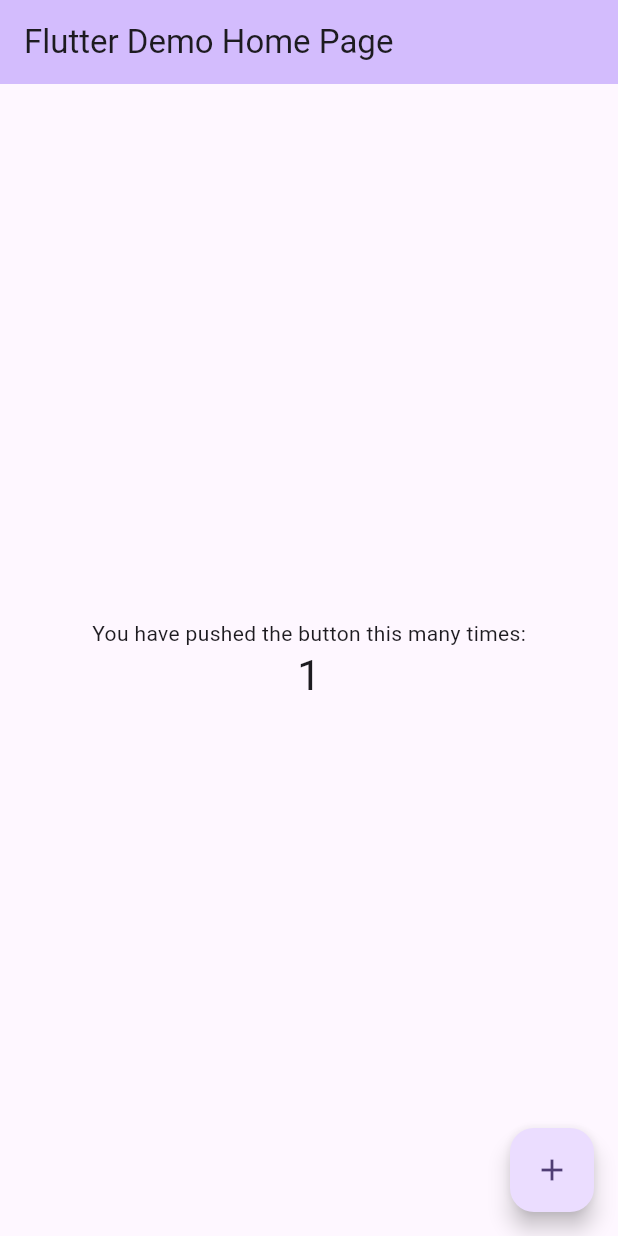
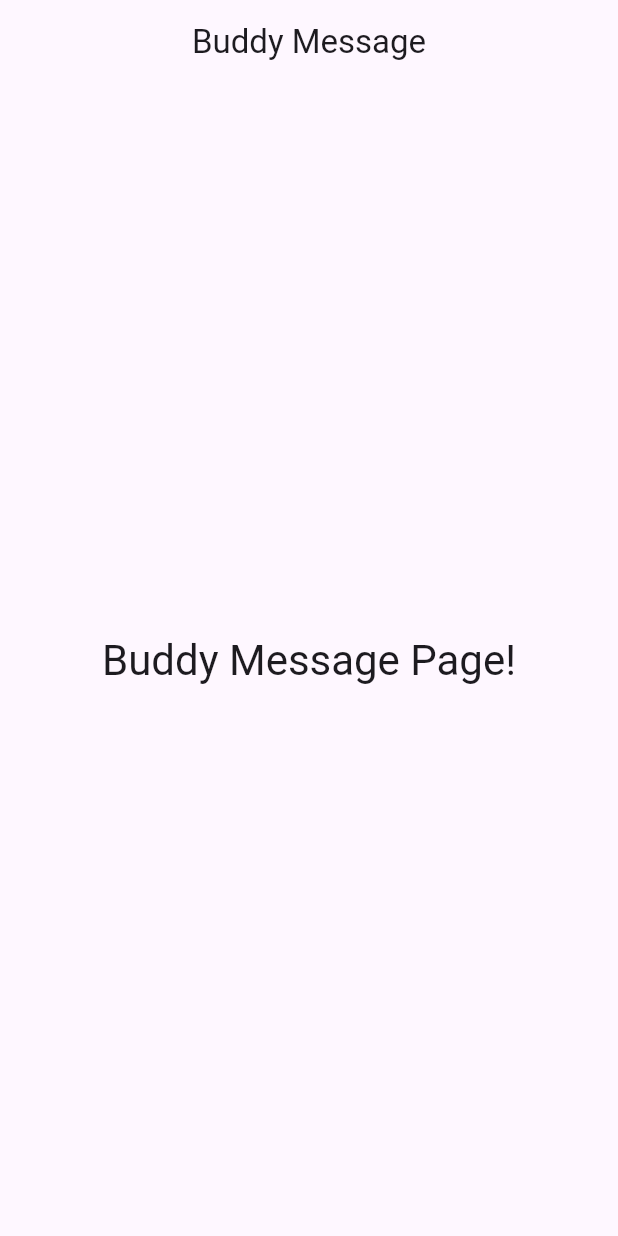
Before and after one commit to KrithikNaralasetty/groomer_buddy, a Flutter app: the screen it shows after launch, after a tap on the "add" icon, on a phone screen of 412 x 824 dp. Run offline on Flutter 3.47's test engine with Material 2 defaults, Android fonts, the phone set to English and light mode, and no system bars; our stand-ins replace firebase_core; accounts and stored records are empty.

Commit message:
Added the message layout

```diff
--- a/lib/main.dart
+++ b/lib/main.dart
@@ -1,6 +1,16 @@
+// Imports related to the flutter framework and other packages
 import 'package:flutter/material.dart';
+import 'package:firebase_core/firebase_core.dart';
 
-void main() {
+// Imports related to files locally in the project
+import 'buddy_message.dart';
+
+void main() async {
+  // Waiting fro widgets to be initialized
+  WidgetsFlutterBinding.ensureInitialized();
+  // Initializing Firebase
+  await Firebase.initializeApp();
+  // Running the app
   runApp(const MyApp());
 }
 
@@ -13,40 +23,17 @@
     return MaterialApp(
       title: 'Flutter Demo',
       theme: ThemeData(
-        // This is the theme of your application.
-        //
-        // TRY THIS: Try running your application with "flutter run". You'll see
-        // the application has a blue toolbar. Then, without quitting the app,
-        // try changing the seedColor in the colorScheme below to Colors.green
-        // and then invoke "hot reload" (save your changes or press the "hot
-        // reload" button in a Flutter-supported IDE, or press "r" if you used
-        // the command line to start the app).
-        //
-        // Notice that the counter didn't reset back to zero; the application
-        // state is not lost during the reload. To reset the state, use hot
-        // restart instead.
-        //
-        // This works for code too, not just values: Most code changes can be
-        // tested with just a hot reload.
         colorScheme: ColorScheme.fromSeed(seedColor: Colors.deepPurple),
         useMaterial3: true,
       ),
-      home: const MyHomePage(title: 'Flutter Demo Home Page'),
+      debugShowCheckedModeBanner: false,
+      home: const MyHomePage(title: 'Buddy Messager Demo'),
     );
   }
 }
 
 class MyHomePage extends StatefulWidget {
   const MyHomePage({super.key, required this.title});
-
-  // This widget is the home page of your application. It is stateful, meaning
-  // that it has a State object (defined below) that contains fields that affect
-  // how it looks.
-
-  // This class is the configuration for the state. It holds the values (in this
-  // case the title) provided by the parent (in this case the App widget) and
-  // used by the build method of the State. Fields in a Widget subclass are
-  // always marked "final".
 
   final String title;
 
@@ -55,71 +42,36 @@
 }
 
 class _MyHomePageState extends State<MyHomePage> {
-  int _counter = 0;
-
-  void _incrementCounter() {
-    setState(() {
-      // This call to setState tells the Flutter framework that something has
-      // changed in this State, which causes it to rerun the build method below
-      // so that the display can reflect the updated values. If we changed
-      // _counter without calling setState(), then the build method would not be
-      // called again, and so nothing would appear to happen.
-      _counter++;
-    });
-  }
 
   @override
   Widget build(BuildContext context) {
-    // This method is rerun every time setState is called, for instance as done
-    // by the _incrementCounter method above.
-    //
-    // The Flutter framework has been optimized to make rerunning build methods
-    // fast, so that you can just rebuild anything that needs updating rather
-    // than having to individually change instances of widgets.
     return Scaffold(
       appBar: AppBar(
-        // TRY THIS: Try changing the color here to a specific color (to
-        // Colors.amber, perhaps?) and trigger a hot reload to see the AppBar
-        // change color while the other colors stay the same.
         backgroundColor: Theme.of(context).colorScheme.inversePrimary,
-        // Here we take the value from the MyHomePage object that was created by
-        // the App.build method, and use it to set our appbar title.
         title: Text(widget.title),
+        centerTitle: true,
       ),
       body: Center(
-        // Center is a layout widget. It takes a single child and positions it
-        // in the middle of the parent.
         child: Column(
-          // Column is also a layout widget. It takes a list of children and
-          // arranges them vertically. By default, it sizes itself to fit its
-          // children horizontally, and tries to be as tall as its parent.
-          //
-          // Column has various properties to control how it sizes itself and
-          // how it positions its children. Here we use mainAxisAlignment to
-          // center the children vertically; the main axis here is the vertical
-          // axis because Columns are vertical (the cross axis would be
-          // horizontal).
-          //
-          // TRY THIS: Invoke "debug painting" (choose the "Toggle Debug Paint"
-          // action in the IDE, or press "p" in the console), to see the
-          // wireframe for each widget.
           mainAxisAlignment: MainAxisAlignment.center,
           children: <Widget>[
-            const Text(
-              'You have pushed the button this many times:',
-            ),
-            Text(
-              '$_counter',
+             Text(
+              'Home Page',
               style: Theme.of(context).textTheme.headlineMedium,
             ),
           ],
         ),
       ),
       floatingActionButton: FloatingActionButton(
-        onPressed: _incrementCounter,
-        tooltip: 'Increment',
+        onPressed: () {
+          Navigator.pushReplacement(
+            context,
+            MaterialPageRoute(builder: (context) => BuddyMessage()),
+          );
+        },
+        tooltip: 'Open Buddy Messenger',
         child: const Icon(Icons.add),
-      ), // This trailing comma makes auto-formatting nicer for build methods.
+      ),
     );
   }
 }
```
Also changed, not shown: lib/buddy_message.dart (added, +142 -0 lines), pubspec.yaml (+6 -17 lines), pubspec.lock, 8 other files.
